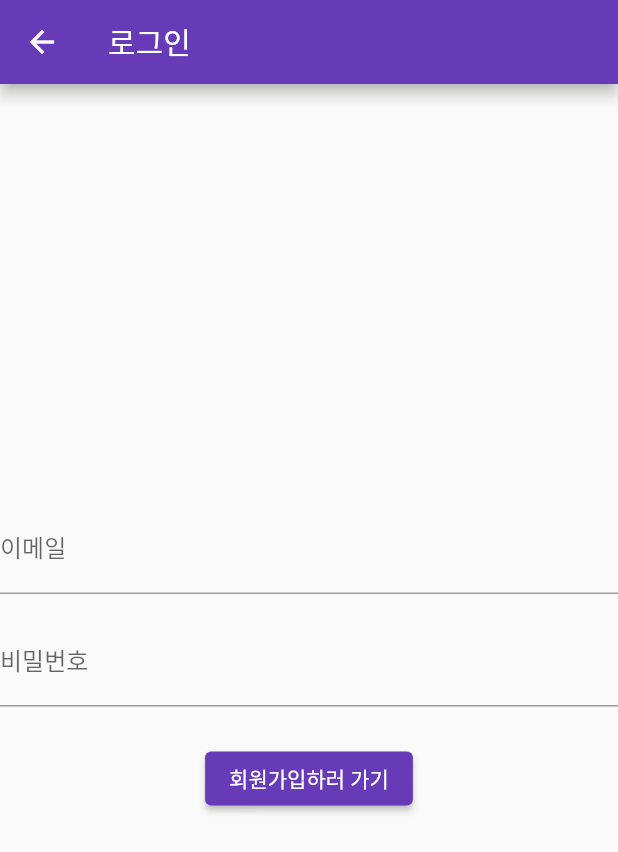
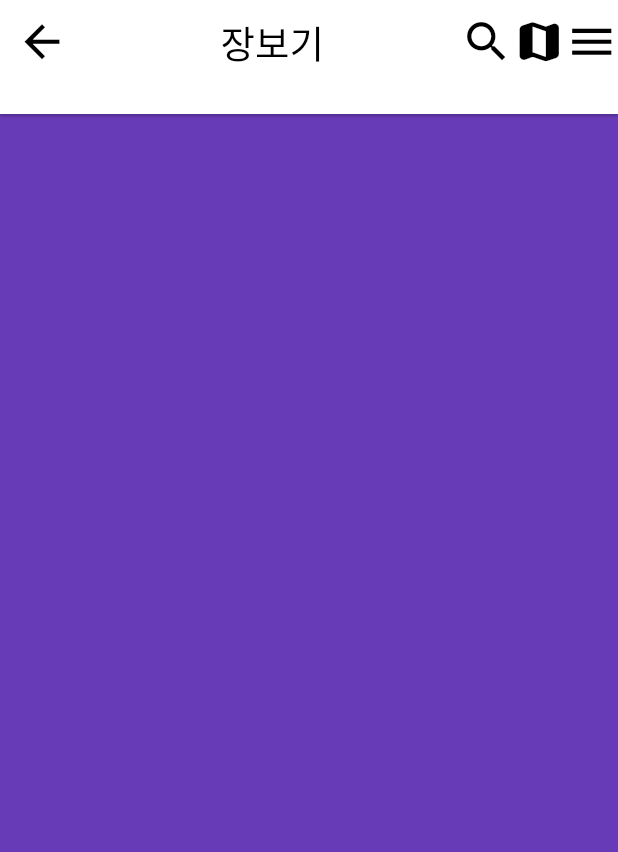
Before and after one commit to kitdd1119/KDH, a Flutter app: the screen it shows after launch, after a tap on "장보기", on a phone screen of 412 x 824 dp. Shown: the top 852 px of the screen. Run offline on Flutter 3.47's test engine with Material 2 defaults, Android fonts, the light colour scheme and no system bars.

Commit message:
쇼핑 클래스 추가, 아이콘 추가, 버튼 클릭 시 이동 경로 변경, 디버그 라벨 삭제

```diff
--- a/lib/main.dart
+++ b/lib/main.dart
@@ -4,10 +4,12 @@
 void main() {
   runApp(MyApp());
 }
+
 class MyApp extends StatelessWidget {
   @override
   Widget build(BuildContext context) {
     return MaterialApp(
+      debugShowCheckedModeBanner: false,
       title: 'M P C',
       theme: ThemeData(
         primarySwatch: Colors.deepPurple,
@@ -22,7 +24,7 @@
   Widget build(BuildContext context) {
     return Scaffold(
       appBar: AppBar(
-        title: Text('M P C'),
+        title: const Text('M P C'),
         centerTitle: true, // 타이틀 가운데 정렬
       ),
       body: Center(
@@ -30,8 +32,8 @@
           mainAxisAlignment: MainAxisAlignment.center,
           children: [
             Container(
-              padding: EdgeInsets.all(0),
-              child: Text(
+              padding: const EdgeInsets.all(0),
+              child: const Text(
                 '어서오세요 여기는 고기 가격 비교 전문점입니다.',
                 style: TextStyle(
                   fontSize: 30,
@@ -41,8 +43,8 @@
               ),
             ),
             Container(
-              padding: EdgeInsets.all(16),
-              child: Text(
+              padding: const EdgeInsets.all(16),
+              child: const Text(
                 '정직하고 신선한 고기를 즐겨보세요!',
                 style: TextStyle(
                   fontSize: 20,
@@ -51,12 +53,12 @@
               ),
             ),
             Container(
-              padding: EdgeInsets.all(8), // 버튼 사이의 간격 조정을 위한 패딩 추가
+              padding: const EdgeInsets.all(8), // 버튼 사이의 간격 조정을 위한 패딩 추가
               child: ElevatedButton(
                 onPressed: () {
                   Navigator.push(
                     context,
-                    MaterialPageRoute(builder: (context) => LoginPage()),
+                    MaterialPageRoute(builder: (context) => ShoppingPage()),
                   );
                 },
                 style: ButtonStyle(
@@ -69,7 +71,7 @@
                     ),
                   ),
                 ),
-                child: Text(
+                child: const Text(
                   '장보기',
                   style: TextStyle(
                     fontSize: 16,
@@ -78,7 +80,7 @@
               ),
             ),
             Container(
-              padding: EdgeInsets.all(8), // 버튼 사이의 간격 조정을 위한 패딩 추가
+              padding: const EdgeInsets.all(8), // 버튼 사이의 간격 조정을 위한 패딩 추가
               child: ElevatedButton(
                 onPressed: () {
                   Navigator.push(
@@ -96,7 +98,7 @@
                     ),
                   ),
                 ),
-                child: Text(
+                child: const Text(
                   '로그인하러 가기',
                   style: TextStyle(
                     fontSize: 16,
@@ -111,37 +113,39 @@
   }
 }
 
+
+
 class SignupPage extends StatelessWidget {
   @override
   Widget build(BuildContext context) {
     return Scaffold(
       appBar: AppBar(
-        title: Text('회원가입'),
+        title: const Text('회원가입'),
       ),
       body: Center(
         child: Column(
           mainAxisAlignment: MainAxisAlignment.center,
           children: <Widget>[
             TextFormField(
-              decoration: InputDecoration(
+              decoration: const InputDecoration(
                 labelText: '이메일',
               ),
             ),
-            SizedBox(height: 16.0),
+            const SizedBox(height: 16.0),
             TextFormField(
-              decoration: InputDecoration(
+              decoration: const InputDecoration(
                 labelText: '비밀번호',
               ),
               obscureText: true,
             ),
-            SizedBox(height: 16.0),
+            const SizedBox(height: 16.0),
             TextFormField(
-              decoration: InputDecoration(
+              decoration: const InputDecoration(
                 labelText: '한 번 더 입력해주세요.',
               ),
               obscureText: true,
             ),
-            SizedBox(height: 24.0),
+            const SizedBox(height: 24.0),
             ElevatedButton( // RaisedButton 대신 ElevatedButton으로 변경
               onPressed: () {
                 // 회원가입 버튼을 눌렀을 때 실행될 코드
@@ -153,7 +157,7 @@
                   Navigator.pop(context);
                 });
               },
-              child: Text('회원가입'),
+              child: const Text('회원가입'),
             ),
           ],
         ),
@@ -167,32 +171,32 @@
   Widget build(BuildContext context) {
     return Scaffold(
       appBar: AppBar(
-        title: Text('회원가입 완료'),
+        title: const Text('회원가입 완료'),
       ),
       body: Center(
         child: Column(
           mainAxisAlignment: MainAxisAlignment.center,
           children: <Widget>[
-            Icon(
+            const Icon(
               Icons.check_circle_outline,
               size: 80.0,
               color: Colors.green,
             ),
-            SizedBox(height: 16.0),
-            Text(
+            const SizedBox(height: 16.0),
+            const Text(
               '회원가입이 완료되었습니다!',
               style: TextStyle(fontSize: 24.0, fontWeight: FontWeight.bold),
             ),
             Container(
-              margin: EdgeInsets.symmetric(vertical: 20), // 위아래로 16.0 포인트의 간격 설정
+              margin: const EdgeInsets.symmetric(vertical: 20), // 위아래로 16.0 포인트의 간격 설정
               child: ElevatedButton(
                 onPressed: () {
                   Navigator.push(
                     context,
-                    MaterialPageRoute(builder: (context) => HomeScreen()),
+                    MaterialPageRoute(builder: (context) => ShoppingPage()),
                   );
                 },
-                child: Text('홈으로 돌아가기'),
+                child: const Text('장보러 가기'),
               ),
             ),
           ],
@@ -207,25 +211,25 @@
   Widget build(BuildContext context) {
     return Scaffold(
       appBar: AppBar(
-        title: Text('로그인'),
+        title: const Text('로그인'),
       ),
       body: Center(
         child: Column(
           mainAxisAlignment: MainAxisAlignment.center,
           children: <Widget>[
             TextFormField(
-              decoration: InputDecoration(
+              decoration: const InputDecoration(
                 labelText: '이메일',
               ),
             ),
-            SizedBox(height: 16.0),
+            const SizedBox(height: 16.0),
             TextFormField(
-              decoration: InputDecoration(
+              decoration: const InputDecoration(
                 labelText: '비밀번호',
               ),
               obscureText: true,
             ),
-            SizedBox(height: 24.0),
+            const SizedBox(height: 24.0),
             ElevatedButton( // RaisedButton 대신 ElevatedButton으로 변경
               onPressed: () {
                 Navigator.push(
@@ -233,7 +237,7 @@
                   MaterialPageRoute(builder: (context) => SignupPage()),
                 );
               },
-              child: Text('회원가입하러 가기'),
+              child: const Text('회원가입하러 가기'),
             ),
           ],
         ),
@@ -241,3 +245,65 @@
     );
   }
 }
+
+class ShoppingPage extends StatelessWidget{
+  @override
+  Widget build(BuildContext context) {
+    return Scaffold(
+      appBar: AppBar(
+        elevation: 0.8,
+        backgroundColor: Colors.white,
+        leading: IconButton( // Icon버튼 위젯을 만듦
+          icon: const Icon(
+            Icons.arrow_back,
+            color: Colors.black,
+            size: 35,
+          ),
+          onPressed: () { // 이전 경로로 돌아감
+            Navigator.pop(context);
+          },
+        ),
+        title: const Center(
+          child: Text(
+            "장보기",
+            style: TextStyle(
+                color: Colors.black,
+              fontSize: 25,
+            ),
+          ),
+        ),
+        actions: const[
+          Icon(
+            Icons.search,
+            color: Colors.black,
+            size: 35,
+          ),
+          Icon(
+            Icons.map_rounded,
+            color: Colors.black,
+            size: 35,
+          ),
+          Row(
+            children: [
+              Icon(
+                Icons.menu,
+                color: Colors.black,
+                size: 35,
+              ),
+
+            ],
+          )
+        ],
+        bottom: PreferredSize(
+          preferredSize: const Size(0, 20),
+          child: Container(),
+        ),
+      ),
+      body: SafeArea(
+        child: Container(
+          color: Colors.deepPurple,
+        ),
+      ),
+    );
+  }
+}
```
Also changed, not shown: 1 other file.
